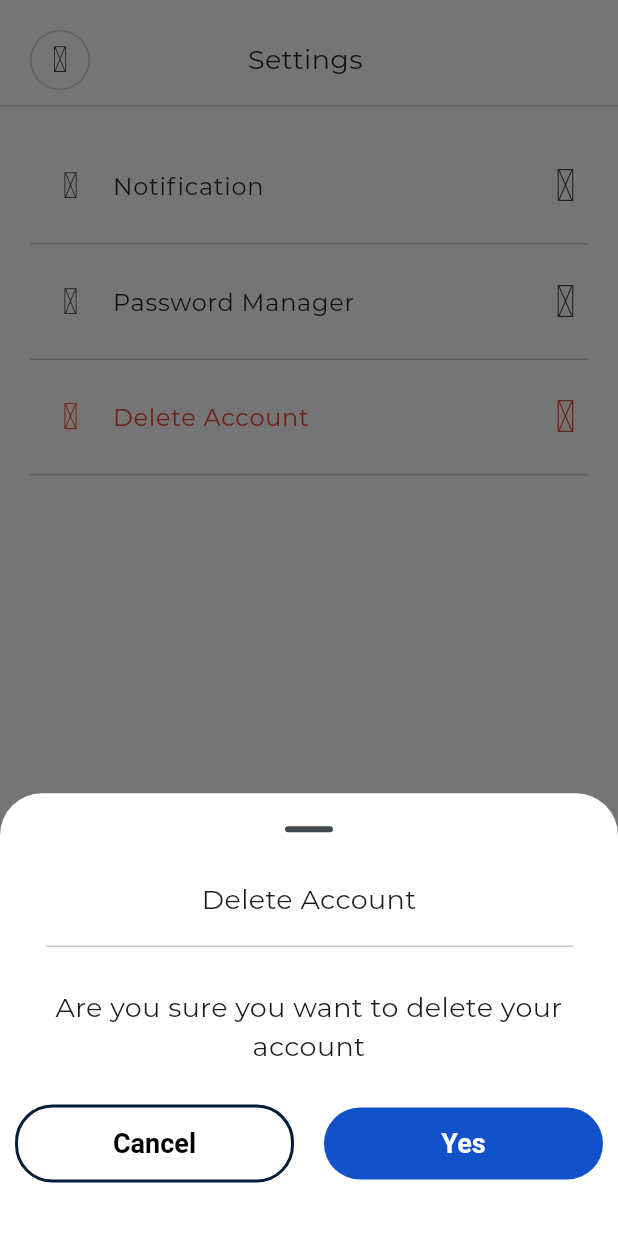
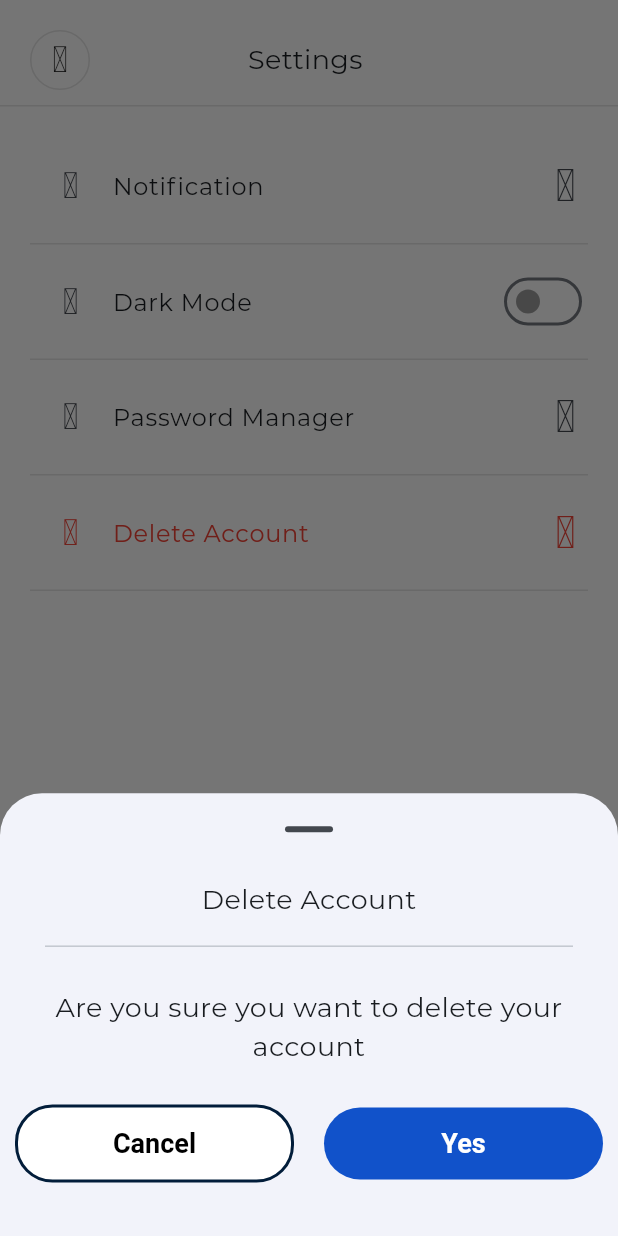
Before and after one commit to joena1o/blue-collar-user-app, a Flutter app: the SettingsPage screen opened by its route, after a tap on "Delete Account", on a phone screen of 412 x 824 dp. Run offline on Flutter 3.47's test engine with Material 3 defaults, Android fonts, the phone set to English and light mode, and no system bars; our stand-ins replace equatable, flutter_bloc, flutter_datetime_picker_plus, flutter_dotenv, flutter_otp_text_field, get_it and 9 more; missing offline and left inert: location_picker_flutter_map; accounts and stored records are empty; project files that could hold a hidden picture were left out.

Commit message:
bloc theme toggle added

```diff
--- a/lib/core/app_colors.dart
+++ b/lib/core/app_colors.dart
@@ -7,6 +7,6 @@ class AppColors {
   static Color darkColor = const Color.fromARGB(255, 10, 10, 10);
   static Color tertiaryColor = const Color(0xff91B8FF);
   static Color blueLightColor = const Color(0xff20A7DB);
-  static Color borderGray = const Color(0xffD2D2D2);
+  static Color borderGray = const Color(0x66BCBCBC);
   static Color? inactiveColor = Colors.grey;
 }
--- a/lib/features/user_app_features/home_screen/presentation/pages/home_screen.dart
+++ b/lib/features/user_app_features/home_screen/presentation/pages/home_screen.dart
@@ -99,8 +99,9 @@ class _HomePageState extends State<HomePage> {
                 alignment: Alignment.center,
                 decoration: BoxDecoration(
                     border: Border(
-                        top:
-                            BorderSide(color: AppColors.borderGray, width: 1))),
+                        top: BorderSide(
+                            color: Theme.of(context).highlightColor,
+                            width: 1))),
                 padding: const EdgeInsets.only(
                     top: 15, left: 22, right: 22, bottom: 20),
                 child: Row(
@@ -124,6 +125,7 @@ class _HomePageState extends State<HomePage> {
                           Text(
                             "Home",
                             style: TextStyle(
+                              fontSize: 13,
                               color: i == 0
                                   ? AppColors.tertiaryColor
                                   : AppColors.inactiveColor,
@@ -150,6 +152,7 @@ class _HomePageState extends State<HomePage> {
                           Text(
                             "Explore",
                             style: TextStyle(
+                              fontSize: 13,
                               color: i == 1
                                   ? AppColors.tertiaryColor
                                   : AppColors.inactiveColor,
@@ -176,6 +179,7 @@ class _HomePageState extends State<HomePage> {
                           Text(
                             "Bookmark",
                             style: TextStyle(
+                              fontSize: 13,
                               color: i == 2
                                   ? AppColors.tertiaryColor
                                   : AppColors.inactiveColor,
@@ -202,6 +206,7 @@ class _HomePageState extends State<HomePage> {
                           Text(
                             "Chat",
                             style: TextStyle(
+                              fontSize: 13,
                               color: i == 3
                                   ? AppColors.tertiaryColor
                                   : AppColors.inactiveColor,
@@ -228,6 +233,7 @@ class _HomePageState extends State<HomePage> {
                           Text(
                             "Profile",
                             style: TextStyle(
+                              fontSize: 13,
                               color: i == 4
                                   ? AppColors.tertiaryColor
                                   : AppColors.inactiveColor,
--- a/lib/features/user_app_features/home_screen/presentation/widgets/app_bar.dart
+++ b/lib/features/user_app_features/home_screen/presentation/widgets/app_bar.dart
@@ -104,14 +104,15 @@ class _AppBarWidgetState extends State<AppBarWidget> {
                       Expanded(
                           child: Container(
                         decoration: BoxDecoration(
-                            border: Border.all(color: AppColors.borderGray),
+                            border: Border.all(
+                                color: Theme.of(context).highlightColor),
                             borderRadius: BorderRadius.circular(10)),
                         padding: const EdgeInsets.symmetric(
                             vertical: 3, horizontal: 15),
                         child: Row(
                           mainAxisAlignment: MainAxisAlignment.spaceBetween,
                           children: [
-                            const Icon(UniconsLine.search),
+                            const Icon(UniconsLine.search, color: Colors.white),
                             const SizedBox(
                               width: 10,
                             ),
@@ -141,12 +142,12 @@ class _AppBarWidgetState extends State<AppBarWidget> {
                         },
                         child: Container(
                           decoration: BoxDecoration(
-                              border: Border.all(color: AppColors.borderGray),
+                              border: Border.all(
+                                  color: Theme.of(context).highlightColor),
                               borderRadius: BorderRadius.circular(10)),
                           padding: const EdgeInsets.all(15),
-                          child: const Icon(
-                            UniconsLine.sliders_v_alt,
-                          ),
+                          child: const Icon(UniconsLine.sliders_v_alt,
+                              color: Colors.white),
                         ),
                       )
                     ],
--- a/lib/features/user_app_features/home_screen/presentation/widgets/item_card.dart
+++ b/lib/features/user_app_features/home_screen/presentation/widgets/item_card.dart
@@ -13,7 +13,7 @@ class ItemCard extends StatelessWidget {
       padding: const EdgeInsets.symmetric(horizontal: 17, vertical: 20),
       margin: const EdgeInsets.symmetric(vertical: 10, horizontal: 20),
       decoration: BoxDecoration(
-          border: Border.all(color: AppColors.borderGray),
+          border: Border.all(color: Theme.of(context).highlightColor),
           borderRadius: BorderRadius.circular(10)),
       child: Column(
         crossAxisAlignment: CrossAxisAlignment.start,
--- a/lib/features/user_app_features/home_screen/presentation/widgets/label_app_bar.dart
+++ b/lib/features/user_app_features/home_screen/presentation/widgets/label_app_bar.dart
@@ -19,14 +19,16 @@ class LabelAppBar extends StatelessWidget {
           decoration: BoxDecoration(
             border: border == false
                 ? null
-                : Border(bottom: BorderSide(color: AppColors.borderGray)),
+                : Border(
+                    bottom:
+                        BorderSide(color: Theme.of(context).highlightColor)),
           ),
           child: Row(
             mainAxisAlignment: MainAxisAlignment.spaceBetween,
             children: [
               Container(
                 decoration: BoxDecoration(
-                    border: Border.all(color: AppColors.borderGray),
+                    border: Border.all(color: Theme.of(context).highlightColor),
                     borderRadius: BorderRadius.circular(100)),
                 width: 40,
                 height: 40,
--- a/lib/features/user_app_features/invite_friends/presentation/pages/invite_friends_page.dart
+++ b/lib/features/user_app_features/invite_friends/presentation/pages/invite_friends_page.dart
@@ -31,9 +31,9 @@ class _InviteFriendsPageState extends State<InviteFriendsPage> {
                       padding: const EdgeInsets.symmetric(
                           vertical: 10, horizontal: 0),
                       decoration: BoxDecoration(
-                        color: Colors.white,
                         border: Border(
-                            bottom: BorderSide(color: AppColors.borderGray)),
+                            bottom: BorderSide(
+                                color: Theme.of(context).highlightColor)),
                       ),
                       child: ListTile(
                         contentPadding: EdgeInsets.zero,
--- a/lib/features/user_app_features/jobs/presentation/pages/live_tracking.dart
+++ b/lib/features/user_app_features/jobs/presentation/pages/live_tracking.dart
@@ -63,8 +63,10 @@ class _LiveTrackingState extends State<LiveTracking> {
               Container(
                 alignment: Alignment.center,
                 decoration: BoxDecoration(
-                    border: Border.fromBorderSide(
-                        BorderSide(color: AppColors.borderGray, width: 1))),
+                    border: Border(
+                        top: BorderSide(
+                            color: Theme.of(context).highlightColor,
+                            width: 1))),
                 padding: const EdgeInsets.only(
                     top: 15, left: 30, right: 30, bottom: 22),
                 child: Row(
--- /dev/null
+++ b/lib/features/user_app_features/settings/bloc/theme_event.dart
@@ -0,0 +1,13 @@
+part of 'theme_bloc.dart';
+
+sealed class ThemeEvent extends Equatable {
+  const ThemeEvent();
+
+  @override
+  List<Object> get props => [];
+}
+
+class ToggleTheme extends ThemeEvent {
+  final bool isDark;
+  const ToggleTheme({required this.isDark});
+}
--- /dev/null
+++ b/lib/features/user_app_features/settings/bloc/theme_state.dart
@@ -0,0 +1,13 @@
+part of 'theme_bloc.dart';
+
+sealed class ThemeState extends Equatable {
+  const ThemeState();
+
+  @override
+  List<Object> get props => [];
+}
+
+
+final class ThemeDark extends ThemeState {}
+
+final class ThemeLight extends ThemeState {}
--- a/lib/features/user_app_features/settings/presentation/pages/settings_page.dart
+++ b/lib/features/user_app_features/settings/presentation/pages/settings_page.dart
@@ -1,8 +1,10 @@
+import 'package:blue_collar_app/features/user_app_features/settings/bloc/theme_bloc.dart';
 import 'package:blue_collar_app/utils/utility_class.dart';
 import 'package:flutter/material.dart';
 import 'package:blue_collar_app/utils/responsive.dart';
 import 'package:blue_collar_app/features/user_app_features/home_screen/presentation/widgets/label_app_bar.dart';
 import 'package:blue_collar_app/core/app_colors.dart';
+import 'package:flutter_bloc/flutter_bloc.dart';
 import 'package:unicons/unicons.dart';
 import 'package:go_router/go_router.dart';
 
@@ -14,6 +16,14 @@ class SettingsPage extends StatefulWidget {
 }
 
 class _SettingsPageState extends State<SettingsPage> {
+  bool isSwitched = false;
+
+  @override
+  void initState() {
+    isSwitched = BlocProvider.of<ThemeBloc>(context).state is ThemeDark;
+    super.initState();
+  }
+
   @override
   Widget build(BuildContext context) {
     return Scaffold(
@@ -40,6 +50,35 @@ class _SettingsPageState extends State<SettingsPage> {
                     trailing: Icon(
                       UniconsLine.angle_right_b,
                       size: 30,
+                    ),
+                  ),
+                ),
+                Container(
+                  margin:
+                      const EdgeInsets.symmetric(vertical: 5, horizontal: 20),
+                  decoration: BoxDecoration(
+                    border:
+                        Border(bottom: BorderSide(color: AppColors.borderGray)),
+                  ),
+                  child: ListTile(
+                    contentPadding: const EdgeInsets.only(bottom: 10, left: 15),
+                    leading: const Icon(UniconsLine.brightness_half),
+                    title: const Text("Dark Mode"),
+                    trailing: Switch(
+                      value: isSwitched,
+                      onChanged: (value) {
+                        setState(() {
+                          isSwitched = value;
+                          BlocProvider.of<ThemeBloc>(context)
+                              .add(ToggleTheme(isDark: !isSwitched));
+                        });
+                      },
+                      activeColor:
+                          Colors.blue, // Color of the switch when it's ON
+                      inactiveThumbColor:
+                          Colors.grey, // Color of the thumb when it's OFF
+                      inactiveTrackColor: Theme.of(context)
+                          .scaffoldBackgroundColor, // Track color when OFF
                     ),
                   ),
                 ),
@@ -97,7 +136,6 @@ class _SettingsPageState extends State<SettingsPage> {
     showModalBottomSheet<void>(
         context: context,
         showDragHandle: true,
-        backgroundColor: Colors.white,
         isScrollControlled: true,
         builder: (BuildContext context) {
           Size size = MediaQuery.of(context).size;
--- a/lib/utils/utility_class.dart
+++ b/lib/utils/utility_class.dart
@@ -68,7 +68,7 @@ class UtilityClass {
 
   static TextStyle blackSmaller = const TextStyle(
     fontSize: 14,
-    fontWeight: FontWeight.w500,
+    fontWeight: FontWeight.w400,
   );
 
   static TextStyle blackSmall = const TextStyle(
```
Also changed, not shown: lib/features/user_app_features/home_screen/presentation/tabs/explore_page.dart (+7 -4 lines), lib/features/user_app_features/home_screen/presentation/widgets/explore_item_card.dart (+13 -11 lines), lib/features/user_app_features/settings/bloc/theme_bloc.dart (added, +17 -0 lines), lib/main.dart (+20 -5 lines).
